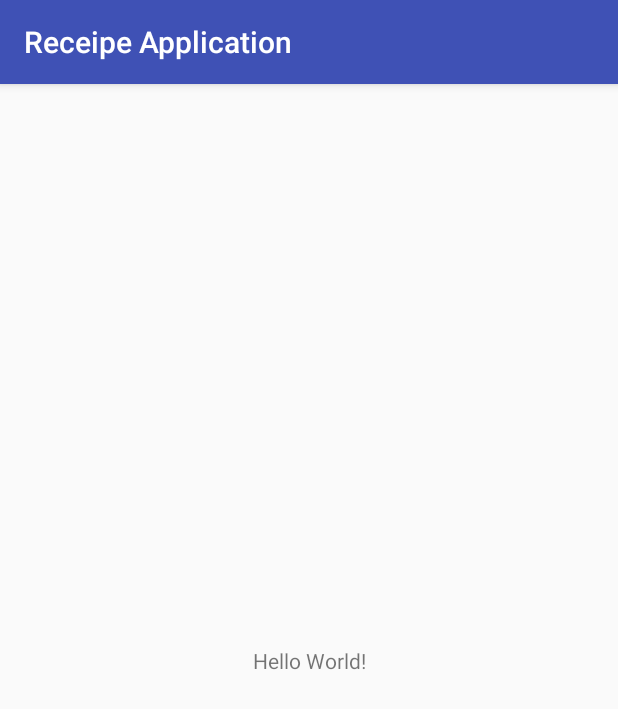
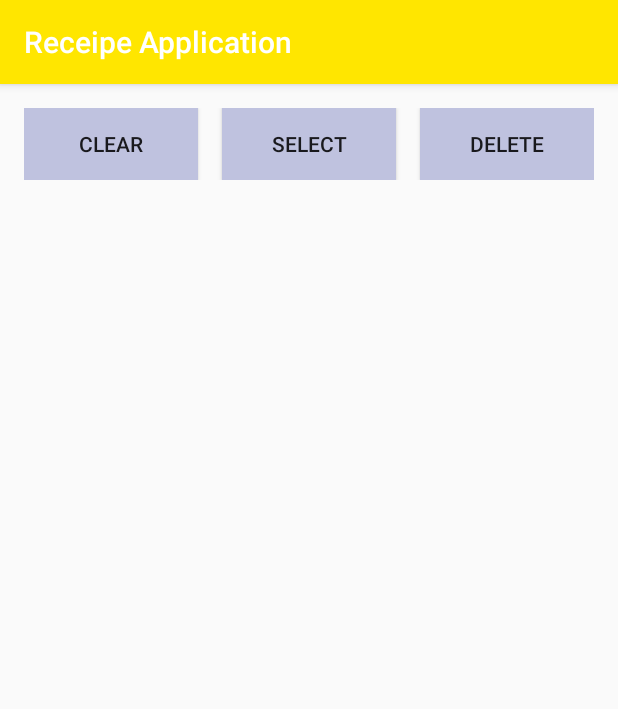
Before and after one commit to saeko0032/ReceipeApplication, an Android app: the screen it shows after launch (RecipeActivity), on a phone screen of 412 x 824 dp. Shown: the top 709 px of the screen. Run offline under Robolectric (Android 15) with nearby library versions, the phone set to English and light mode, and no system bars.

Commit message:
add change

```diff
--- a/app/src/main/AndroidManifest.xml
+++ b/app/src/main/AndroidManifest.xml
@@ -12,7 +12,6 @@
         <activity android:name=".RecipeActivity">
             <intent-filter>
                 <action android:name="android.intent.action.MAIN" />
-
                 <category android:name="android.intent.category.LAUNCHER" />
             </intent-filter>
         </activity>
--- a/app/src/main/java/com/example/saeko/receipeapplication/RecipeActivity.java
+++ b/app/src/main/java/com/example/saeko/receipeapplication/RecipeActivity.java
@@ -1,13 +1,138 @@
 package com.example.saeko.receipeapplication;
 
+import android.content.res.Configuration;
 import android.support.v7.app.AppCompatActivity;
 import android.os.Bundle;
+import android.support.v7.widget.LinearLayoutManager;
+import android.support.v7.widget.RecyclerView;
+import android.view.View;
+import android.view.animation.AlphaAnimation;
+import android.widget.Button;
+
+import java.util.ArrayList;
+import java.util.List;
 
 public class RecipeActivity extends AppCompatActivity {
+    List<Recipe> recipeList;
+    private RecipeAdapter adapter;
+    private RecyclerView recyclerView;
+    private Button clearBtn;
+    private Button selectBtn;
+    private  Button deleteBtn;
 
     @Override
     protected void onCreate(Bundle savedInstanceState) {
         super.onCreate(savedInstanceState);
-        setContentView(R.layout.activity_recipe);
+        setContentView(R.layout.recipe_recycle);
+
+        recipeList = new ArrayList<>();
+        prepareRecipeData();
+
+        recyclerView = (RecyclerView) findViewById(R.id.recipe_recycler);
+        clearBtn = (Button) findViewById(R.id.recipe_clear);
+        selectBtn = (Button) findViewById(R.id.recipe_select);
+        deleteBtn = (Button) findViewById(R.id.recipe_delete);
+
+        // change checkbox's status
+        clearBtn.setOnClickListener(new View.OnClickListener(){
+            @Override
+            public void onClick(View view) {
+                for(Recipe recipe: recipeList) {
+                    recipe.setChecked(false);
+                }
+                // we need to tell it to adapter
+                adapter.notifyDataSetChanged();
+                setFadeAnimation(view);
+            }
+        });
+
+        // change checkbox's status
+        selectBtn.setOnClickListener(new View.OnClickListener(){
+            @Override
+            public void onClick(View view) {
+                for(Recipe recipe: recipeList) {
+                    recipe.setChecked(true);
+                }
+
+                // we need to tell it to adapter
+                adapter.notifyDataSetChanged();
+                setFadeAnimation(view);
+            }
+        });
+
+        // check movi_list_ischecked status -> if checked delete and refresh it
+        deleteBtn.setOnClickListener(new View.OnClickListener(){
+            @Override
+            public void onClick(View view) {
+
+                for( int i = recipeList.size() - 1; i >= 0; i--) {
+                    if(recipeList.get(i).isChecked()) {
+                        recipeList.remove(i);
+                    }
+                }
+                adapter.notifyDataSetChanged();
+                setFadeAnimation(view);
+            }
+        });
+
+        LinearLayoutManager linearMng = new LinearLayoutManager(this);
+        recyclerView.setLayoutManager(linearMng);
+        adapter = new RecipeAdapter(recipeList);
+        recyclerView.setAdapter(adapter);
+
+    }
+
+    @Override
+    public void onConfigurationChanged(Configuration newConfig) {
+        super.onConfigurationChanged(newConfig);
+
+        // Checks the orientation of the screen
+        if (newConfig.orientation == Configuration.ORIENTATION_LANDSCAPE) {
+            adapter.notifyDataSetChanged();
+        } else if (newConfig.orientation == Configuration.ORIENTATION_PORTRAIT){
+            adapter.notifyDataSetChanged();
+        }
+    }
+
+    private void setFadeAnimation(View view) {
+        AlphaAnimation anim = new AlphaAnimation(0.0f, 1.0f);
+        anim.setDuration(1000);
+        view.startAnimation(anim);
+    }
+
+    public void prepareRecipeData() {
+//        // 1
+//        Movie movie = new Movie("Mad Max: Fury Road", "Action & Adventure", "2015", R.drawable.movie1);
+//        movieList.add(movie);
+//        // 2
+//        movie = new Movie("Inside Out", "Animation, Kids & Family", "2015", R.drawable.movie2);
+//        movieList.add(movie);
+//        // 3
+//        movie = new Movie("The Shawshank Redemption ", "Drama", "1994", R.drawable.movie3);
+//        movieList.add(movie);
+//        // 4
+//        movie = new Movie("The Godfather ", "Drama", "1972", R.drawable.movie4);
+//        movieList.add(movie);
+//        // 5
+//        movie = new Movie("The Dark Knight", "Action & Drama", "2008", R.drawable.movie5);
+//        movieList.add(movie);
+//        // 6
+//        movie = new Movie("12 Angry Men ", "Cinema & Drama", "1957", R.drawable.movie6);
+//        movieList.add(movie);
+//        // 7
+//        movie = new Movie("Schindler's List", "Biography & History", "1993", R.drawable.movie7);
+//        movieList.add(movie);
+//        // 8
+//        movie = new Movie("Pulp Fiction", "Animation, Kids & Family", "1994", R.drawable.movie8);
+//        movieList.add(movie);
+//        // 9
+//        movie = new Movie("Fight Club", "Drama", "1999", R.drawable.movie9);
+//        movieList.add(movie);
+//        // 10
+//        movie = new Movie(" The Lord of the Ring", "Adventure & Fantasy", "2003", R.drawable.movie10);
+//        movieList.add(movie);
+//        // 11
+//        movie = new Movie("Forest Gump", "Comedy & Romance", "1994", R.drawable.movie11);
+//        movieList.add(movie);
     }
 }
--- a/app/src/main/res/layout/activity_recipe.xml
+++ /dev/null
@@ -1,18 +0,0 @@
-<?xml version="1.0" encoding="utf-8"?>
-<android.support.constraint.ConstraintLayout xmlns:android="http://schemas.android.com/apk/res/android"
-    xmlns:app="http://schemas.android.com/apk/res-auto"
-    xmlns:tools="http://schemas.android.com/tools"
-    android:layout_width="match_parent"
-    android:layout_height="match_parent"
-    tools:context="com.example.saeko.receipeapplication.RecipeActivity">
-
-    <TextView
-        android:layout_width="wrap_content"
-        android:layout_height="wrap_content"
-        android:text="Hello World!"
-        app:layout_constraintBottom_toBottomOf="parent"
-        app:layout_constraintLeft_toLeftOf="parent"
-        app:layout_constraintRight_toRightOf="parent"
-        app:layout_constraintTop_toTopOf="parent" />
-
-</android.support.constraint.ConstraintLayout>
--- /dev/null
+++ b/app/src/main/res/layout/recipe_recycle.xml
@@ -0,0 +1,47 @@
+<?xml version="1.0" encoding="utf-8"?>
+<LinearLayout xmlns:android="http://schemas.android.com/apk/res/android"
+    android:orientation="vertical" android:layout_width="match_parent"
+    android:layout_height="match_parent">
+    <LinearLayout
+        android:layout_width="match_parent"
+        android:layout_height="wrap_content"
+        android:orientation="horizontal"
+        android:paddingRight="@dimen/for_16"
+        android:paddingTop="@dimen/for_16"
+        android:paddingBottom="@dimen/for_16"
+        android:paddingLeft="@dimen/for_16">
+
+        <Button
+            android:id="@+id/recipe_clear"
+            android:layout_width="wrap_content"
+            android:layout_height="wrap_content"
+            android:layout_weight="1"
+            android:background="@color/colorAccent"
+            android:text="clear"
+            android:layout_marginRight="@dimen/for_16"/>
+
+        <Button
+            android:id="@+id/recipe_select"
+            android:layout_width="wrap_content"
+            android:layout_height="wrap_content"
+            android:layout_weight="1"
+            android:background="@color/colorAccent"
+            android:text="select"
+            android:layout_marginRight="@dimen/for_16"/>
+
+        <Button
+            android:id="@+id/recipe_delete"
+            android:layout_width="wrap_content"
+            android:layout_height="wrap_content"
+            android:layout_weight="1"
+            android:background="@color/colorAccent"
+            android:text="delete" />
+    </LinearLayout>
+
+    <android.support.v7.widget.RecyclerView
+        android:id="@+id/recipe_recycler"
+        android:layout_width="match_parent"
+        android:layout_height="match_parent">
+    </android.support.v7.widget.RecyclerView>
+
+</LinearLayout>
--- a/app/src/main/res/values/colors.xml
+++ b/app/src/main/res/values/colors.xml
@@ -1,6 +1,6 @@
 <?xml version="1.0" encoding="utf-8"?>
 <resources>
-    <color name="colorPrimary">#3F51B5</color>
-    <color name="colorPrimaryDark">#303F9F</color>
-    <color name="colorAccent">#FF4081</color>
+    <color name="colorPrimary">#FFE600</color>
+    <color name="colorPrimaryDark">#C0D860</color>
+    <color name="colorAccent">#BFC2DF</color>
 </resources>
--- a/app/src/main/res/values/styles.xml
+++ b/app/src/main/res/values/styles.xml
@@ -7,5 +7,9 @@
         <item name="colorPrimaryDark">@color/colorPrimaryDark</item>
         <item name="colorAccent">@color/colorAccent</item>
     </style>
+    <style name="MyActionBarTitleText"
+        parent="@android:style/TextAppearance.Holo.Widget.ActionBar.Title">
+        <item name="android:textColor">@color/colorPrimary</item>
+    </style>
 
 </resources>
```
Also changed, not shown: app/src/main/java/com/example/saeko/receipeapplication/Recipe.java (added, +51 -0 lines), app/src/main/java/com/example/saeko/receipeapplication/RecipeAdapter.java (added, +83 -0 lines), app/src/main/res/layout/recipe_list_row.xml (+10 -3 lines).
